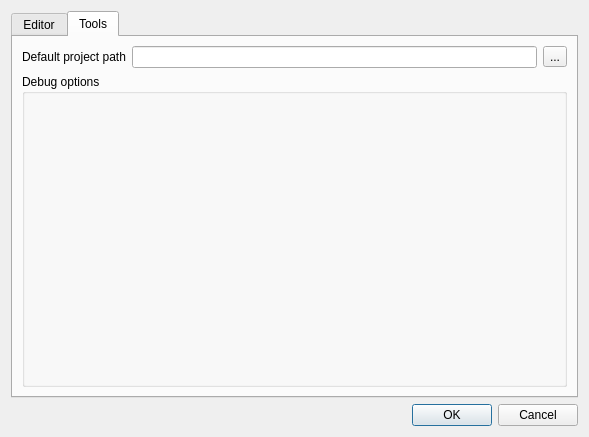
First picture: the form in configdialog.ui, repository martinribelotta/embedded-ide, before the edit.
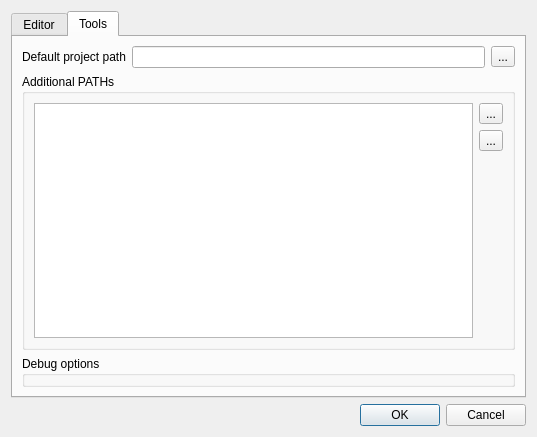
Second picture: the form after the edit. Icons and pictures are not drawn.

Commit message: Add additional path configuration and additional makefile info via gcc find and execute (EXPERIMENTAL)

Diff of the .ui file:
```diff
--- a/configdialog.ui
+++ b/configdialog.ui
@@ -6,7 +6,7 @@
    <rect>
     <x>0</x>
     <y>0</y>
-    <width>589</width>
+    <width>537</width>
     <height>437</height>
    </rect>
   </property>
@@ -139,7 +139,7 @@
       <attribute name="title">
        <string>Tools</string>
       </attribute>
-      <layout class="QGridLayout" name="gridLayout_2">
+      <layout class="QGridLayout" name="gridLayout_3">
        <item row="0" column="0">
         <widget class="QLabel" name="label">
          <property name="text">
@@ -147,6 +147,9 @@
          </property>
         </widget>
        </item>
+       <item row="0" column="1">
+        <widget class="QLineEdit" name="projectPath"/>
+       </item>
        <item row="0" column="2">
         <widget class="QToolButton" name="toolButton">
          <property name="text">
@@ -154,10 +157,66 @@
          </property>
         </widget>
        </item>
-       <item row="0" column="1">
-        <widget class="QLineEdit" name="projectPath"/>
-       </item>
        <item row="1" column="0" colspan="3">
+        <widget class="QGroupBox" name="groupBox_2">
+         <property name="title">
+          <string>Additional PATHs</string>
+         </property>
+         <layout class="QGridLayout" name="gridLayout_2">
+          <item row="0" column="0" rowspan="3">
+           <widget class="QListView" name="additionalPathList"/>
+          </item>
+          <item row="0" column="1">
+           <widget class="QToolButton" name="tbPathAdd">
+            <property name="text">
+             <string>...</string>
+            </property>
+            <property name="icon">
+             <iconset resource="resources.qrc">
+              <normaloff>:/icon-theme/icon-theme/list-add.png</normaloff>:/icon-theme/icon-theme/list-add.png</iconset>
+            </property>
+            <property name="iconSize">
+             <size>
+              <width>32</width>
+              <height>32</height>
+             </size>
+            </property>
+           </widget>
+          </item>
+          <item row="1" column="1">
+           <widget class="QToolButton" name="tbPathRm">
+            <property name="text">
+             <string>...</string>
+            </property>
+            <property name="icon">
+             <iconset resource="resources.qrc">
+              <normaloff>:/icon-theme/icon-theme/list-remove.png</normaloff>:/icon-theme/icon-theme/list-remove.png</iconset>
+            </property>
+            <property name="iconSize">
+             <size>
+              <width>32</width>
+              <height>32</height>
+             </size>
+            </property>
+           </widget>
+          </item>
+          <item row="2" column="1">
+           <spacer name="verticalSpacer">
+            <property name="orientation">
+             <enum>Qt::Vertical</enum>
+            </property>
+            <property name="sizeHint" stdset="0">
+             <size>
+              <width>20</width>
+              <height>177</height>
+             </size>
+            </property>
+           </spacer>
+          </item>
+         </layout>
+        </widget>
+       </item>
+       <item row="2" column="0" colspan="3">
         <widget class="QGroupBox" name="groupBox">
          <property name="title">
           <string>Debug options</string>
```
Left out of the diff: 4 changed lines with no effect on the pictures. The commit also changes 15 other files.
